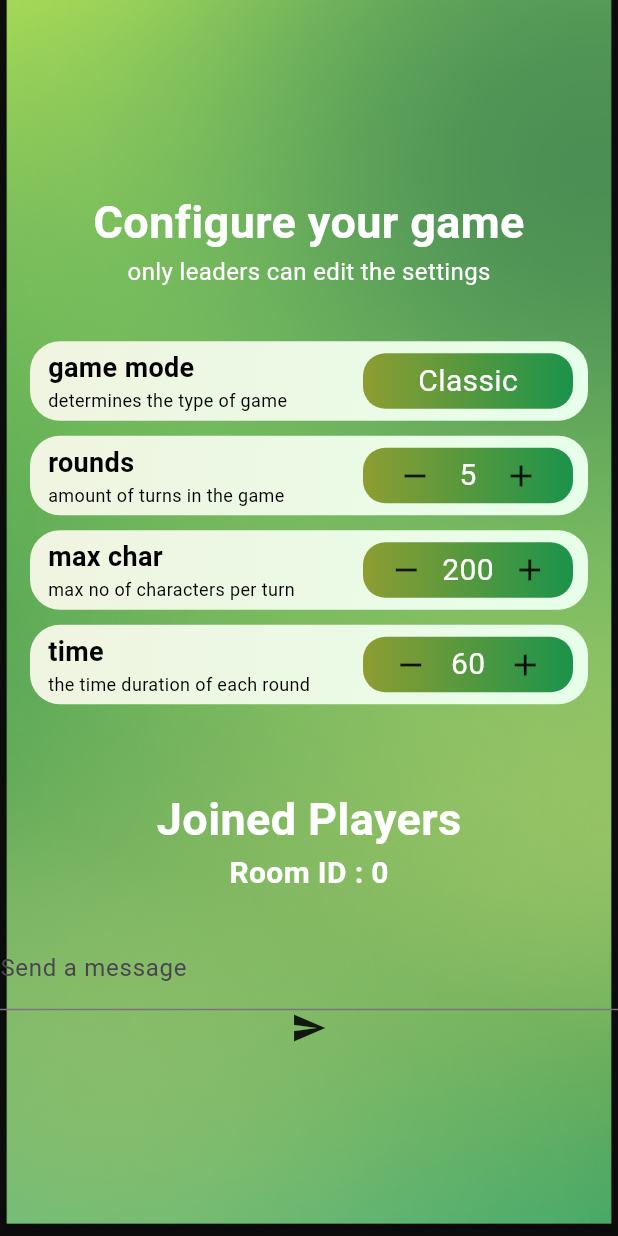
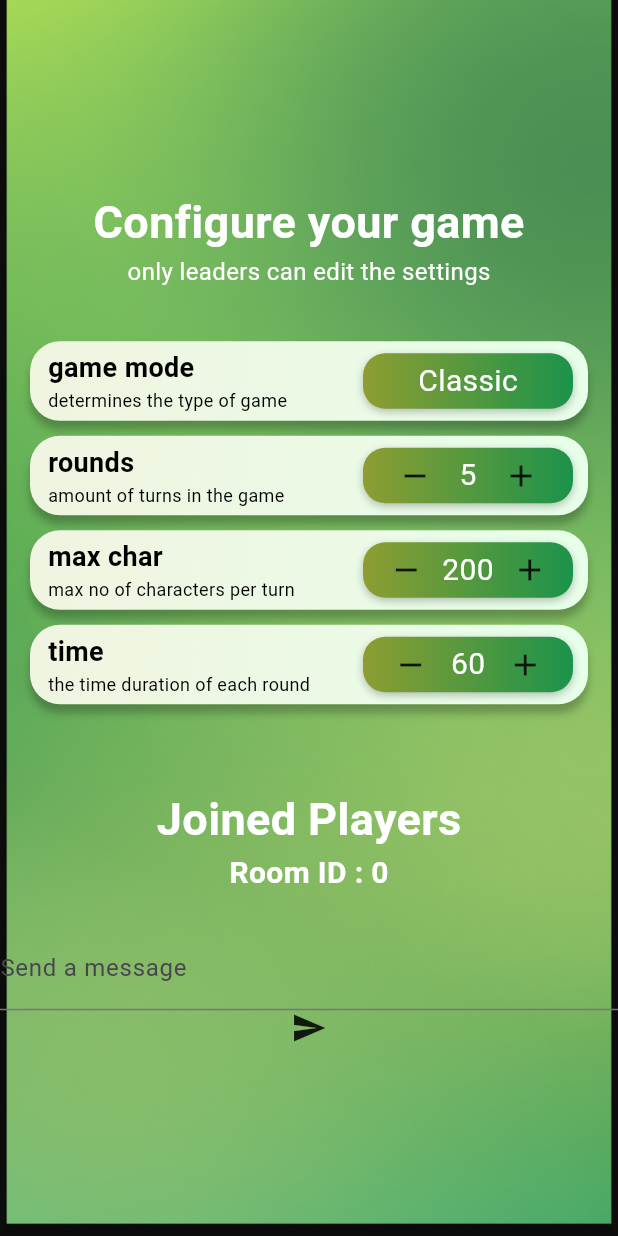
Before and after one commit to FrostyCake47/TextTales, a Flutter app: the LobbyScreen screen opened by its route, on a phone screen of 412 x 824 dp. Run offline on Flutter 3.47's test engine with Material 3 defaults, Android fonts, the phone set to English and light mode, and no system bars; our stand-ins replace firebase_auth, firebase_core, flutter_riverpod, flutter_spinkit, flutter_svg, fluttertoast and 4 more; missing offline and left inert: dart:ffi; accounts and stored records are empty; network calls fail; Roboto replaces fonts that are missing (Poppins).

Commit message:
fixed shading issues in lobby configTab

```diff
--- a/lib/components/configtab.dart
+++ b/lib/components/configtab.dart
@@ -38,7 +38,15 @@ class ConfigTab extends ConsumerWidget {
     padding: EdgeInsets.only(left:12, right: 10, top: 5, bottom: 5),
     decoration: BoxDecoration(
       borderRadius: BorderRadius.circular(20),
-      gradient: configCardOuterGradient
+      gradient: configCardOuterGradient,
+      boxShadow: const [
+          BoxShadow(
+            color:  Color.fromARGB(64, 0, 0, 0),
+            spreadRadius: 0,
+            blurRadius: 4,
+            offset: Offset(0, 6), // changes position of shadow
+          ),
+        ],
     ),
     child: Row(
         mainAxisAlignment: MainAxisAlignment.spaceBetween,
@@ -56,7 +64,15 @@ class ConfigTab extends ConsumerWidget {
             padding: EdgeInsets.symmetric(horizontal: 10, vertical: 4),
             decoration: BoxDecoration(
               borderRadius: BorderRadius.circular(15),
-              gradient: configCardInnerGradient
+              gradient: configCardInnerGradient,
+              boxShadow: const [
+                BoxShadow(
+                  color:  Color.fromARGB(64, 0, 0, 0),
+                  spreadRadius: 0,
+                  blurRadius: 4,
+                  offset: Offset(0, 2), // changes position of shadow
+                ),
+              ],
             ),
             child: Row(
               mainAxisAlignment: MainAxisAlignment.spaceEvenly,
```
